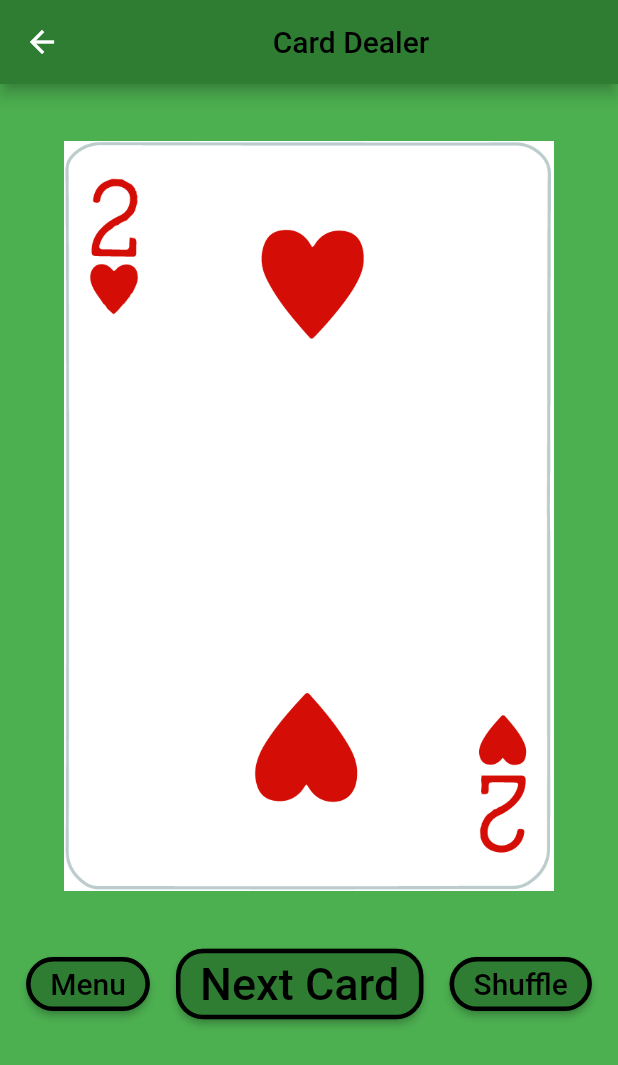
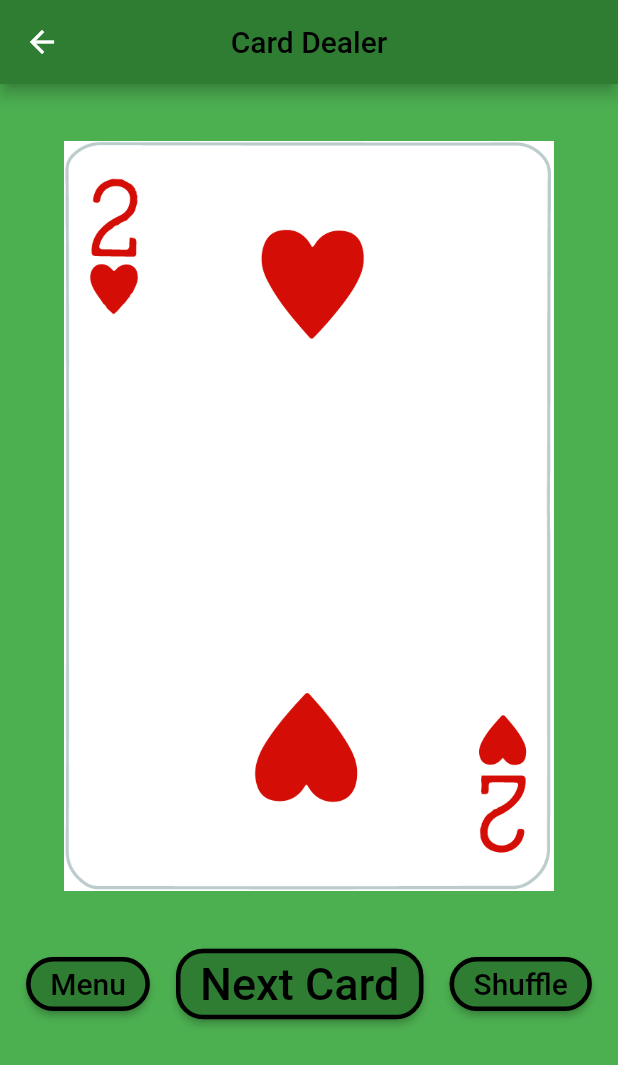
Before and after one commit to williamjelleydev/card_dealer, a Flutter app: the screen it shows after launch, after a tap on "Deal Cards!", on a phone screen of 412 x 824 dp. Shown: the top 1065 px of the screen. Run offline on Flutter 3.47's test engine with Material 2 defaults, Android fonts, the phone set to English and light mode, and no system bars.

Commit message:
Center appbar title properly

```diff
--- a/lib/Shared/SharedWidgets.dart
+++ b/lib/Shared/SharedWidgets.dart
@@ -5,13 +5,12 @@ class SharedWidgets {
 
   Widget appBar(String title) {
     return AppBar(
-      title: Center(child:
-      Text(
+      centerTitle: true,
+      title: Text(
         title,
         style: TextStyle(
           color: MyColors.text,
         ),
-      )
       ),
       backgroundColor: MyColors.appBar,
     );
```
